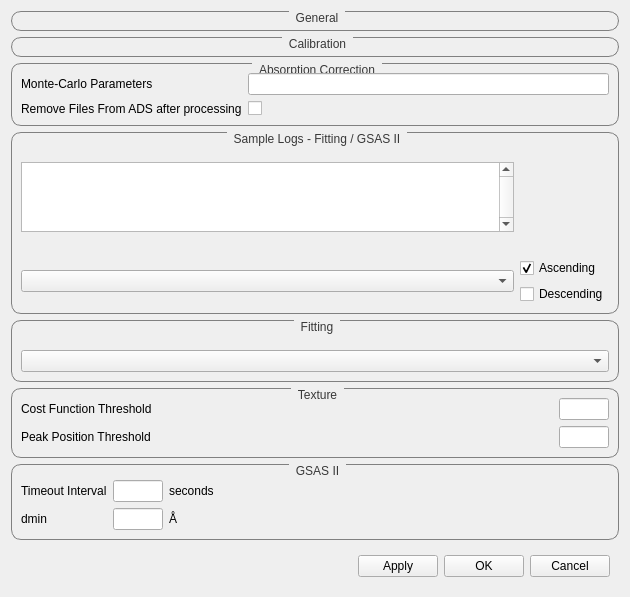
Before: the Qt Designer form qt/python/mantidqtinterfaces/mantidqtinterfaces/Engineering/gui/engineering_diffraction/settings/settings_widget.ui in mantidproject/mantid, drawn with Qt 5.
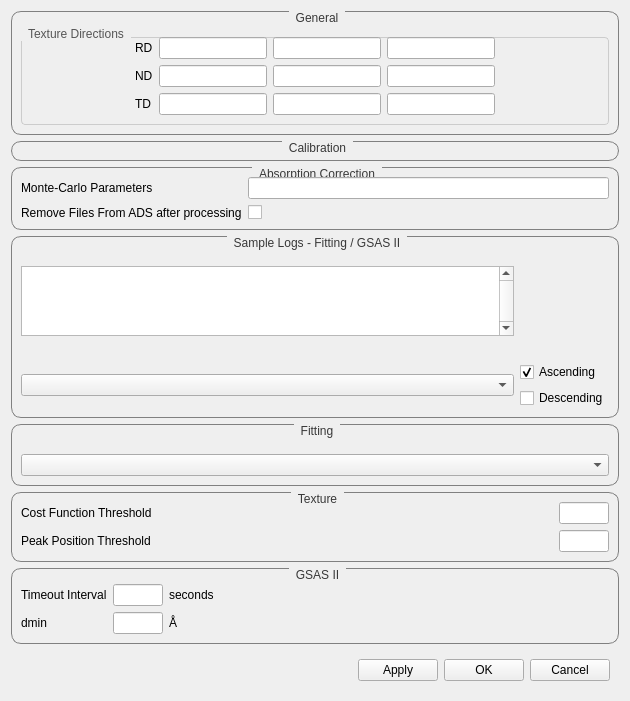
After: the same form once the commit is applied. Custom widgets are drawn as their Qt base class.

Diff of the .ui file:
```diff
--- a/qt/python/mantidqtinterfaces/mantidqtinterfaces/Engineering/gui/engineering_diffraction/settings/settings_widget.ui
+++ b/qt/python/mantidqtinterfaces/mantidqtinterfaces/Engineering/gui/engineering_diffraction/settings/settings_widget.ui
@@ -33,10 +33,226 @@
      <property name="title">
       <string>General</string>
      </property>
-     <layout class="QGridLayout" name="gridLayout">
-      <item row="0" column="0">
+     <layout class="QVBoxLayout" name="generalVBox">
+      <item>
        <widget class="FileFinderWidget" name="finder_save" native="true"/>
       </item>
+      <item>
+    <widget class="QGroupBox" name="groupBox_textureVectors">
+     <property name="title">
+      <string>Texture Directions</string>
+     </property>
+ <property name="styleSheet">
+  <string notr="true">
+   QGroupBox {
+    border: 1px solid #ccc;
+    border-radius: 4px;
+    margin-top: 10px;
+   }
+   QGroupBox::title {
+    subcontrol-origin: margin;
+    subcontrol-position: top left;
+    padding: 0 5px;
+    font-weight: normal;
+    color: #555;
+   }
+  </string>
+ </property>
+     <layout class="QGridLayout">
+      <item row="0" column="0">
+   <spacer name="spacer_left">
+    <property name="orientation">
+     <enum>Qt::Horizontal</enum>
+    </property>
+    <property name="sizeHint" stdset="0">
+     <size>
+      <width>40</width>
+      <height>20</height>
+     </size>
+    </property>
+   </spacer>
+  </item>
+         <item row="0" column="1">
+       <widget class="QLabel" name="label_RD">
+        <property name="text">
+         <string>RD</string>
+        </property>
+       </widget>
+      </item>
+      <item row="0" column="2">
+       <widget class="QLineEdit" name="lineedit_RD0">
+               <property name="text">
+           <string/>
+          </property>
+        <property name="maximumWidth">
+      <number>30</number>
+    </property>
+    <property name="sizePolicy">
+      <sizepolicy hsizetype="Fixed" vsizetype="Preferred">
+        <horstretch>0</horstretch>
+        <verstretch>0</verstretch>
+      </sizepolicy>
+    </property>
+         </widget>
+      </item>
+      <item row="0" column="3">
+       <widget class="QLineEdit" name="lineedit_RD1">
+               <property name="text">
+           <string/>
+          </property>
+        <property name="maximumWidth">
+      <number>30</number>
+    </property>
+    <property name="sizePolicy">
+      <sizepolicy hsizetype="Fixed" vsizetype="Preferred">
+        <horstretch>0</horstretch>
+        <verstretch>0</verstretch>
+      </sizepolicy>
+    </property>
+         </widget>
+      </item>
+      <item row="0" column="4">
+       <widget class="QLineEdit" name="lineedit_RD2">
+               <property name="text">
+           <string/>
+          </property>
+        <property name="maximumWidth">
+      <number>30</number>
+    </property>
+    <property name="sizePolicy">
+      <sizepolicy hsizetype="Fixed" vsizetype="Preferred">
+        <horstretch>0</horstretch>
+        <verstretch>0</verstretch>
+      </sizepolicy>
+    </property>
+         </widget>
+      </item>
+         <item row="1" column="1">
+       <widget class="QLabel" name="label_ND">
+        <property name="text">
+         <string>ND</string>
+        </property>
+       </widget>
+      </item>
+      <item row="1" column="2">
+       <widget class="QLineEdit" name="lineedit_ND0">
+               <property name="text">
+           <string/>
+          </property>
+        <property name="maximumWidth">
+      <number>30</number>
+    </property>
+    <property name="sizePolicy">
+      <sizepolicy hsizetype="Fixed" vsizetype="Preferred">
+        <horstretch>0</horstretch>
+        <verstretch>0</verstretch>
+      </sizepolicy>
+    </property>
+         </widget>
+      </item>
+      <item row="1" column="3">
+       <widget class="QLineEdit" name="lineedit_ND1">
+               <property name="text">
+           <string/>
+          </property>
+        <property name="maximumWidth">
+      <number>30</number>
+    </property>
+    <property name="sizePolicy">
+      <sizepolicy hsizetype="Fixed" vsizetype="Preferred">
+        <horstretch>0</horstretch>
+        <verstretch>0</verstretch>
+      </sizepolicy>
+    </property>
+         </widget>
+      </item>
+      <item row="1" column="4">
+       <widget class="QLineEdit" name="lineedit_ND2">
+               <property name="text">
+           <string/>
+          </property>
+        <property name="maximumWidth">
+      <number>30</number>
+    </property>
+    <property name="sizePolicy">
+      <sizepolicy hsizetype="Fixed" vsizetype="Preferred">
+        <horstretch>0</horstretch>
+        <verstretch>0</verstretch>
+      </sizepolicy>
+    </property>
+         </widget>
+      </item>
+      <item row="2" column="1">
+       <widget class="QLabel" name="label_TD">
+        <property name="text">
+         <string>TD</string>
+        </property>
+       </widget>
+      </item>
+      <item row="2" column="2">
+       <widget class="QLineEdit" name="lineedit_TD0">
+               <property name="text">
+           <string/>
+          </property>
+        <property name="maximumWidth">
+      <number>30</number>
+    </property>
+    <property name="sizePolicy">
+      <sizepolicy hsizetype="Fixed" vsizetype="Preferred">
+        <horstretch>0</horstretch>
+        <verstretch>0</verstretch>
+      </sizepolicy>
+    </property>
+         </widget>
+      </item>
+      <item row="2" column="3">
+       <widget class="QLineEdit" name="lineedit_TD1">
+               <property name="text">
+           <string/>
+          </property>
+        <property name="maximumWidth">
+      <number>30</number>
+    </property>
+    <property name="sizePolicy">
+      <sizepolicy hsizetype="Fixed" vsizetype="Preferred">
+        <horstretch>0</horstretch>
+        <verstretch>0</verstretch>
+      </sizepolicy>
+    </property>
+         </widget>
+      </item>
+      <item row="2" column="4">
+       <widget class="QLineEdit" name="lineedit_TD2">
+               <property name="text">
+           <string/>
+          </property>
+        <property name="maximumWidth">
+      <number>30</number>
+    </property>
+    <property name="sizePolicy">
+      <sizepolicy hsizetype="Fixed" vsizetype="Preferred">
+        <horstretch>0</horstretch>
+        <verstretch>0</verstretch>
+      </sizepolicy>
+    </property>
+         </widget>
+      </item>
+      <item row="2" column="5">
+   <spacer name="spacer_left">
+    <property name="orientation">
+     <enum>Qt::Horizontal</enum>
+    </property>
+    <property name="sizeHint" stdset="0">
+     <size>
+      <width>40</width>
+      <height>20</height>
+     </size>
+    </property>
+   </spacer>
+  </item>
+     </layout>
+    </widget>
+   </item>
      </layout>
     </widget>
    </item>
```
